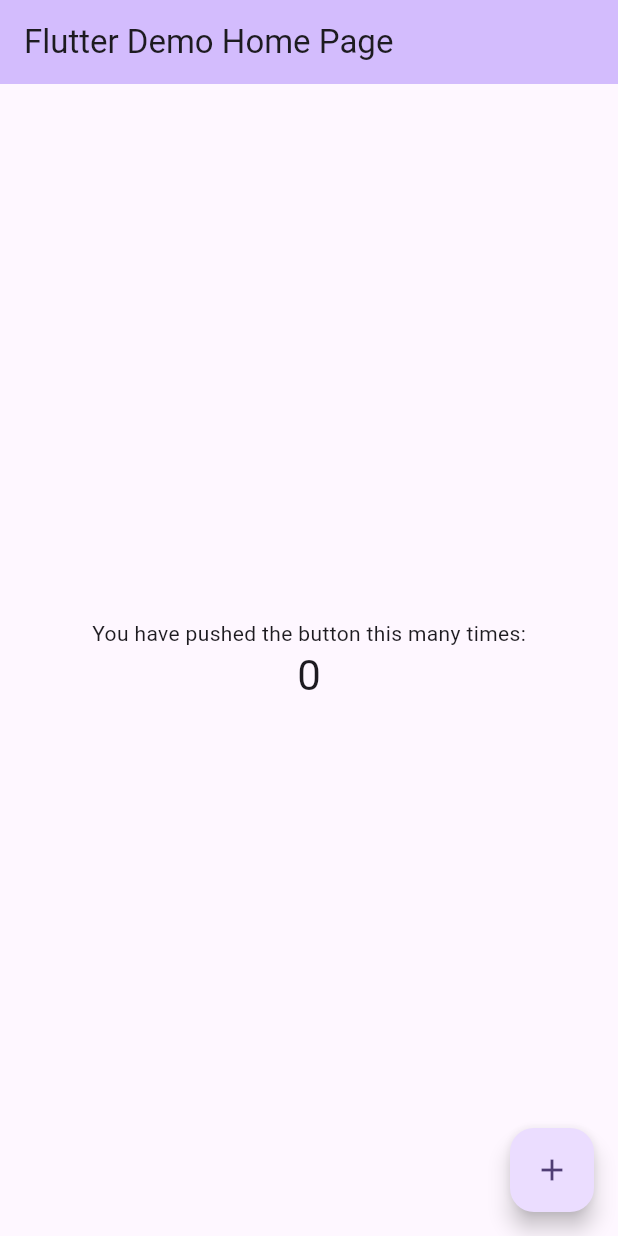
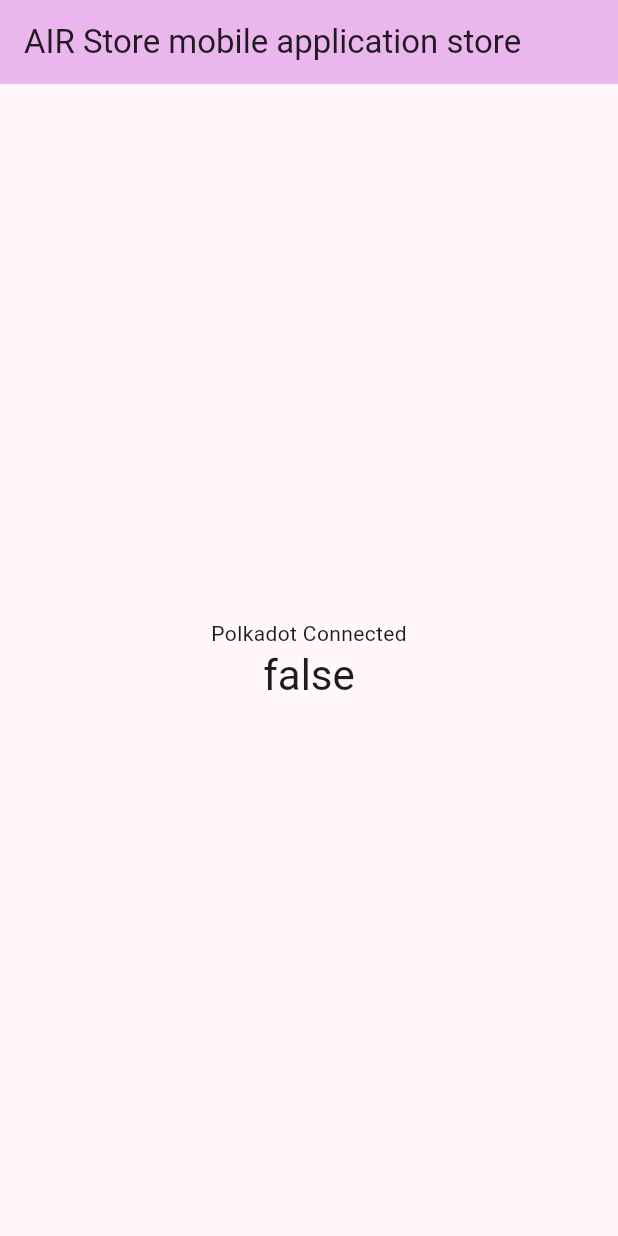
Before and after one commit to RELAI-Network/futurstore-app, a Flutter app: the screen it shows after launch, on a phone screen of 412 x 824 dp. Run offline on Flutter 3.47's test engine with Material 3 defaults, Android fonts, the phone set to English and light mode, and no system bars; missing offline and left inert: polkadart.

Commit message:
Add Polkadart

```diff
--- a/lib/main.dart
+++ b/lib/main.dart
@@ -1,4 +1,6 @@
 import 'package:flutter/material.dart';
+import 'package:polkadart/polkadart.dart';
+import 'package:polkadart/provider.dart';
 
 void main() {
   runApp(const MyApp());
@@ -11,42 +13,20 @@ class MyApp extends StatelessWidget {
   @override
   Widget build(BuildContext context) {
     return MaterialApp(
-      title: 'Flutter Demo',
+      title: 'AIR STORE',
       theme: ThemeData(
-        // This is the theme of your application.
-        //
-        // TRY THIS: Try running your application with "flutter run". You'll see
-        // the application has a purple toolbar. Then, without quitting the app,
-        // try changing the seedColor in the colorScheme below to Colors.green
-        // and then invoke "hot reload" (save your changes or press the "hot
-        // reload" button in a Flutter-supported IDE, or press "r" if you used
-        // the command line to start the app).
-        //
-        // Notice that the counter didn't reset back to zero; the application
-        // state is not lost during the reload. To reset the state, use hot
-        // restart instead.
-        //
-        // This works for code too, not just values: Most code changes can be
-        // tested with just a hot reload.
-        colorScheme: ColorScheme.fromSeed(seedColor: Colors.deepPurple),
+        colorScheme: ColorScheme
+            .fromSeed(
+            seedColor: Colors.purpleAccent,),
         useMaterial3: true,
       ),
-      home: const MyHomePage(title: 'Flutter Demo Home Page'),
+      home: const MyHomePage(title: 'AIR Store mobile application store'),
     );
   }
 }
 
 class MyHomePage extends StatefulWidget {
   const MyHomePage({super.key, required this.title});
-
-  // This widget is the home page of your application. It is stateful, meaning
-  // that it has a State object (defined below) that contains fields that affect
-  // how it looks.
-
-  // This class is the configuration for the state. It holds the values (in this
-  // case the title) provided by the parent (in this case the App widget) and
-  // used by the build method of the State. Fields in a Widget subclass are
-  // always marked "final".
 
   final String title;
 
@@ -55,71 +35,52 @@ class MyHomePage extends StatefulWidget {
 }
 
 class _MyHomePageState extends State<MyHomePage> {
-  int _counter = 0;
 
-  void _incrementCounter() {
-    setState(() {
-      // This call to setState tells the Flutter framework that something has
-      // changed in this State, which causes it to rerun the build method below
-      // so that the display can reflect the updated values. If we changed
-      // _counter without calling setState(), then the build method would not be
-      // called again, and so nothing would appear to happen.
-      _counter++;
-    });
+  final String? polkadotInfo = "";
+  bool isConnected = false;
+
+  @override
+  void initState() {
+    getRuntimeVersion();
+    super.initState();
   }
 
   @override
   Widget build(BuildContext context) {
-    // This method is rerun every time setState is called, for instance as done
-    // by the _incrementCounter method above.
-    //
-    // The Flutter framework has been optimized to make rerunning build methods
-    // fast, so that you can just rebuild anything that needs updating rather
-    // than having to individually change instances of widgets.
+
+
     return Scaffold(
       appBar: AppBar(
-        // TRY THIS: Try changing the color here to a specific color (to
-        // Colors.amber, perhaps?) and trigger a hot reload to see the AppBar
-        // change color while the other colors stay the same.
+
         backgroundColor: Theme.of(context).colorScheme.inversePrimary,
-        // Here we take the value from the MyHomePage object that was created by
-        // the App.build method, and use it to set our appbar title.
+
         title: Text(widget.title),
       ),
       body: Center(
-        // Center is a layout widget. It takes a single child and positions it
-        // in the middle of the parent.
         child: Column(
-          // Column is also a layout widget. It takes a list of children and
-          // arranges them vertically. By default, it sizes itself to fit its
-          // children horizontally, and tries to be as tall as its parent.
-          //
-          // Column has various properties to control how it sizes itself and
-          // how it positions its children. Here we use mainAxisAlignment to
-          // center the children vertically; the main axis here is the vertical
-          // axis because Columns are vertical (the cross axis would be
-          // horizontal).
-          //
-          // TRY THIS: Invoke "debug painting" (choose the "Toggle Debug Paint"
-          // action in the IDE, or press "p" in the console), to see the
-          // wireframe for each widget.
           mainAxisAlignment: MainAxisAlignment.center,
           children: <Widget>[
             const Text(
-              'You have pushed the button this many times:',
+              'Polkadot Connected',
             ),
             Text(
-              '$_counter',
+              '${isConnected}',
               style: Theme.of(context).textTheme.headlineMedium,
             ),
           ],
         ),
-      ),
-      floatingActionButton: FloatingActionButton(
-        onPressed: _incrementCounter,
-        tooltip: 'Increment',
-        child: const Icon(Icons.add),
-      ), // This trailing comma makes auto-formatting nicer for build methods.
+      )
     );
   }
+
+
+  void getRuntimeVersion() async {
+      final polkadot = Provider.fromUri(Uri.parse('wss://rpc.polkadot.io'));
+      final api = StateApi(polkadot);
+      final runtimeVersion = await api.getRuntimeVersion();
+      isConnected = await polkadot.isConnected();
+      setState((){});
+      debugPrint('🤖${runtimeVersion.toJson()}');
+      await polkadot.disconnect();
+  }
 }
--- a/pubspec.yaml
+++ b/pubspec.yaml
@@ -35,6 +35,7 @@ dependencies:
   # The following adds the Cupertino Icons font to your application.
   # Use with the CupertinoIcons class for iOS style icons.
   cupertino_icons: ^1.0.2
+  polkadart: ^0.2.6
 
 dev_dependencies:
   flutter_test:
```
Also changed, not shown: pubspec.lock.
